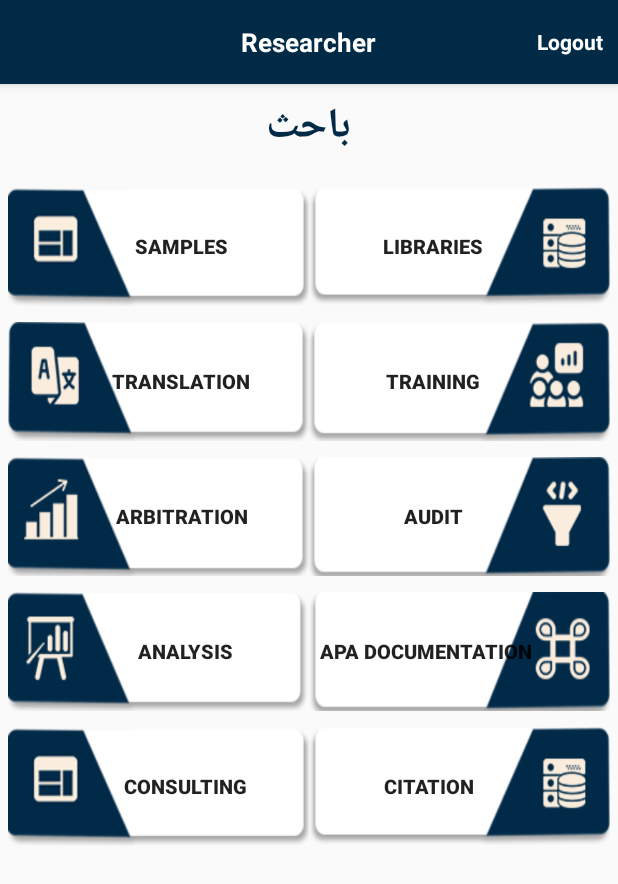
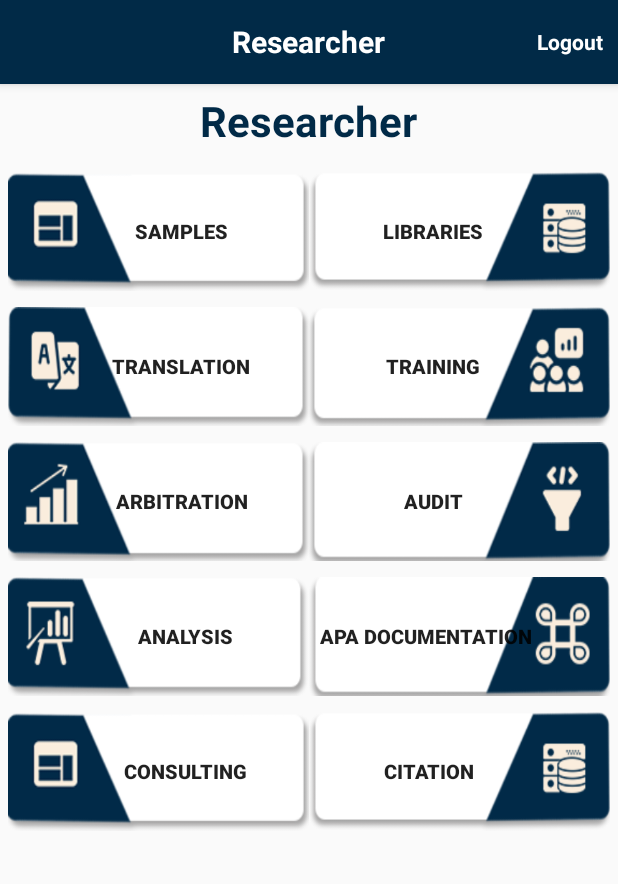
Before and after one commit to FreeLancerProjects/ScientificResearch, an Android app: the screen it shows after launch (HomeActivity), after a tap on "Skip", on a phone screen of 412 x 824 dp. Shown: the top 884 px of the screen. Run offline under Robolectric (Android 15) with nearby library versions, the phone set to English and light mode, and no system bars; our stand-ins replace data binding; libraries missing offline, so code that uses them is left out: me.anwarshahriar.calligrapher; 6 statements that could not run were skipped; 2 other taps on this screen came first.

Commit message:
init comment

```diff
--- a/app/src/main/res/layout/activity_aenat.xml
+++ b/app/src/main/res/layout/activity_aenat.xml
@@ -53,7 +53,7 @@
                         android:layout_centerInParent="true"
                         android:textColor="@color/white"
                         android:textStyle="bold"
-                        android:textSize="17sp"
+                        android:textSize="20sp"
                         android:text="@string/samples"
                         />
                 </RelativeLayout>
--- a/app/src/main/res/layout/activity_consulting.xml
+++ b/app/src/main/res/layout/activity_consulting.xml
@@ -51,7 +51,7 @@
                     android:layout_centerInParent="true"
                     android:textColor="@color/white"
                     android:textStyle="bold"
-                    android:textSize="17sp"
+                    android:textSize="20sp"
                     android:text="@string/consulting"
                     />
             </RelativeLayout>
--- a/app/src/main/res/layout/activity_control.xml
+++ b/app/src/main/res/layout/activity_control.xml
@@ -58,7 +58,7 @@
                             android:layout_centerInParent="true"
                             android:textColor="@color/white"
                             android:textStyle="bold"
-                            android:textSize="17sp"
+                            android:textSize="20sp"
                             android:text="@string/arbitration"
                             />
                     </RelativeLayout>
--- a/app/src/main/res/layout/activity_course_details.xml
+++ b/app/src/main/res/layout/activity_course_details.xml
@@ -52,7 +52,7 @@
                         android:layout_centerInParent="true"
                         android:textColor="@color/white"
                         android:textStyle="bold"
-                        android:textSize="17sp"
+                        android:textSize="20sp"
                         android:text="@string/details_"
                         />
                 </RelativeLayout>
--- a/app/src/main/res/layout/activity_efada_order.xml
+++ b/app/src/main/res/layout/activity_efada_order.xml
@@ -55,7 +55,7 @@
                         android:layout_centerInParent="true"
                         android:textColor="@color/white"
                         android:textStyle="bold"
-                        android:textSize="17sp"
+                        android:textSize="20sp"
                         android:text="قواعد البيانات"
                         />
                 </RelativeLayout>
--- a/app/src/main/res/layout/activity_home.xml
+++ b/app/src/main/res/layout/activity_home.xml
@@ -49,7 +49,7 @@
                             android:layout_centerInParent="true"
                             android:textColor="@color/white"
                             android:textStyle="bold"
-                            android:textSize="17sp"
+                            android:textSize="20sp"
                             android:text="@string/home"
                             />
 
@@ -126,7 +126,7 @@
                         android:layout_marginTop="5dp"
                         android:layout_marginBottom="10dp"
                         android:layout_gravity="center_horizontal"
-                        android:text="باحث"
+                        android:text="@string/home"
                         android:textStyle="bold"
                         android:textSize="28sp"
                         android:textColor="@color/colorPrimary"
--- a/app/src/main/res/layout/activity_other_libraries.xml
+++ b/app/src/main/res/layout/activity_other_libraries.xml
@@ -43,7 +43,7 @@
                         android:layout_centerInParent="true"
                         android:textColor="@color/white"
                         android:textStyle="bold"
-                        android:textSize="18sp"
+                        android:textSize="20sp"
                         android:text="@string/Other_libs"
                         />
                 </RelativeLayout>
--- a/app/src/main/res/layout/activity_training.xml
+++ b/app/src/main/res/layout/activity_training.xml
@@ -49,7 +49,7 @@
                         android:layout_centerInParent="true"
                         android:textColor="@color/white"
                         android:textStyle="bold"
-                        android:textSize="17sp"
+                        android:textSize="20sp"
                         android:text="@string/training_consulting"
                         />
                 </RelativeLayout>
--- a/app/src/main/res/layout/activity_translate.xml
+++ b/app/src/main/res/layout/activity_translate.xml
@@ -60,7 +60,7 @@
                     android:layout_centerInParent="true"
                     android:textColor="@color/white"
                     android:textStyle="bold"
-                    android:textSize="17sp"
+                    android:textSize="20sp"
                     android:text="@string/transl"
                     />
             </RelativeLayout>
--- a/app/src/main/res/layout/custom_alert_text_dialog.xml
+++ b/app/src/main/res/layout/custom_alert_text_dialog.xml
@@ -10,7 +10,7 @@
         android:layout_height="wrap_content"
         android:layout_gravity="center_horizontal"
         android:textStyle="bold"
-        android:textSize="15sp"
+        android:textSize="18sp"
         android:paddingTop="5dp"
         android:paddingBottom="5dp"
         android:gravity="center"
@@ -33,7 +33,7 @@
         android:layout_marginRight="10dp"
         android:paddingLeft="5dp"
         android:paddingRight="5dp"
-        android:textSize="16sp"
+        android:textSize="20sp"
         android:textColor="@color/white"
         android:text="@string/rcov_pass_msg"
         android:layout_marginBottom="10dp"
@@ -51,6 +51,7 @@
             android:layout_width="wrap_content"
             android:layout_height="40dp"
             android:background="#00000000"
+            android:textSize="20sp"
             android:text="@string/ok2"
             android:textColor="@color/white"
             />
```
Also changed, not shown: app/src/main/res/layout/activity_free_translation.xml (+4 -4 lines).
